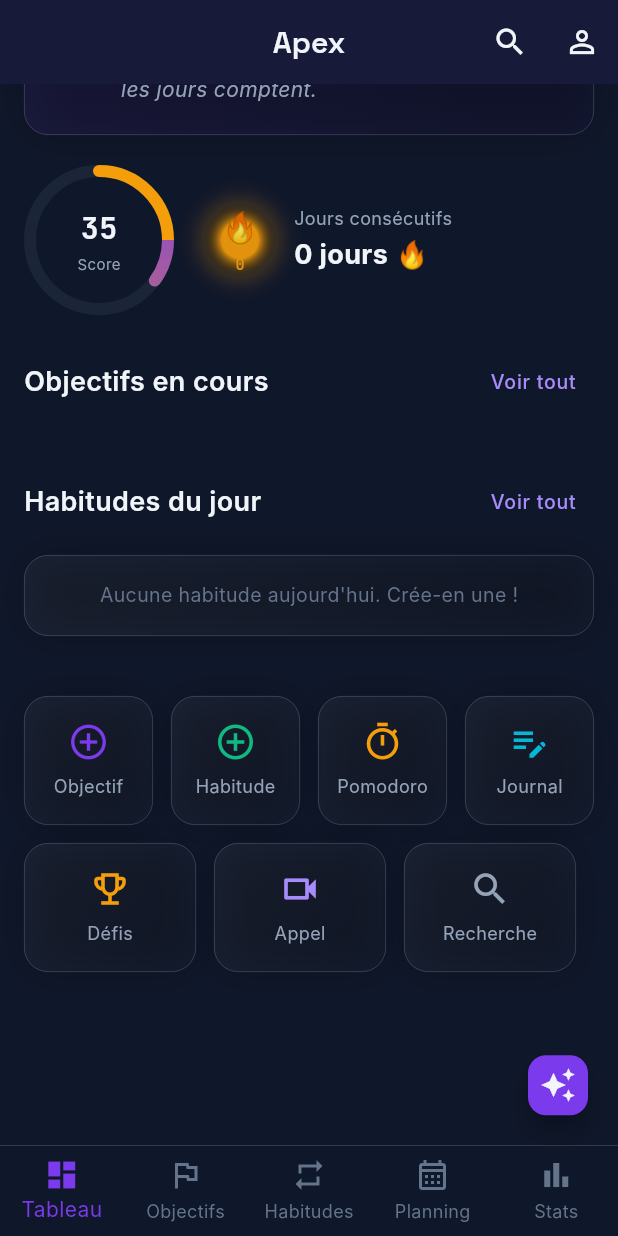
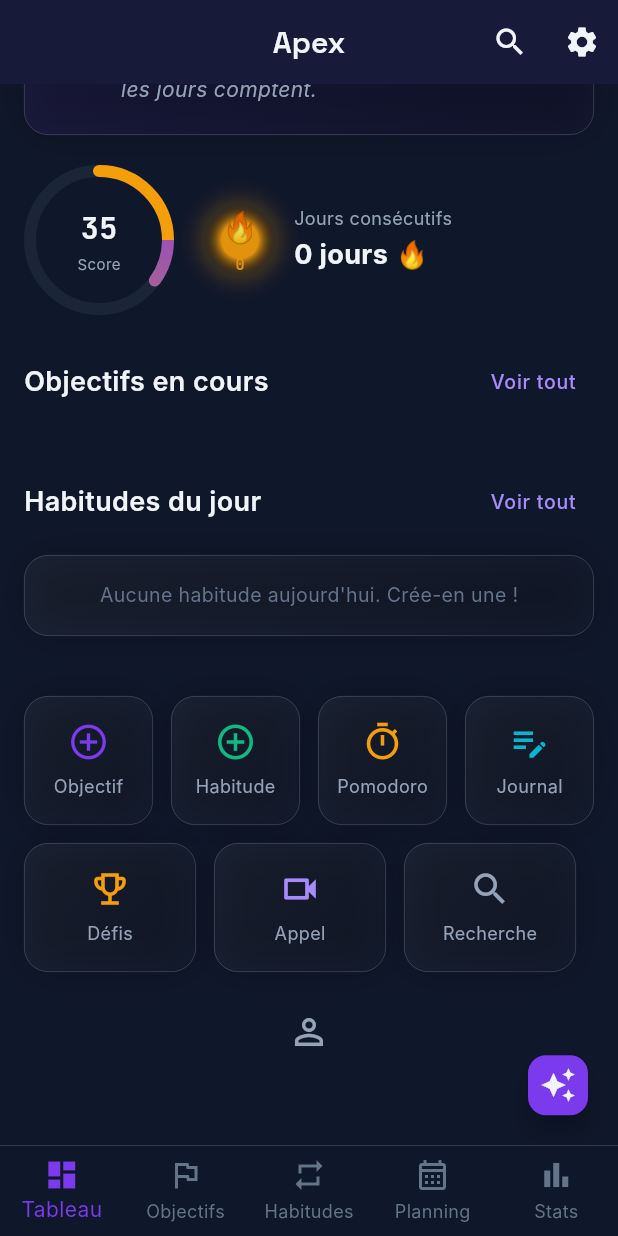
Before and after one commit to grandelagbanou28-gif/taDiscipline, a Flutter app: the DashboardScreen screen opened by its route, scrolled down 145 dp, on a phone screen of 412 x 824 dp. Run offline on Flutter 3.47's test engine with Material 3 defaults, Android fonts, the phone set to English and light mode, and no system bars; our stand-ins replace confetti, fl_chart, flutter_local_notifications, flutter_riverpod, go_router, image_picker and 4 more; missing offline and left inert: encrypt, jitsi_meet_flutter_sdk; accounts and stored records are empty; generated files the repository leaves out were written again; Roboto replaces fonts that are missing (Inter).

Commit message:
feat: add settings icon to dashboard appbar, move user icon to bottom

```diff
--- a/taDiscipline/lib/features/dashboard/screens/dashboard_screen.dart
+++ b/taDiscipline/lib/features/dashboard/screens/dashboard_screen.dart
@@ -31,7 +31,7 @@ class DashboardScreen extends ConsumerWidget {
             onPressed: () => context.push('/search'),
           ),
           IconButton(
-            icon: const Icon(Icons.person_outline),
+            icon: const Icon(Icons.settings),
             onPressed: () => context.push('/settings'),
           ),
         ],
@@ -88,7 +88,16 @@ class DashboardScreen extends ConsumerWidget {
                 _NextDeadlineCard(deadline: data.nextDeadline),
                 const SizedBox(height: 20),
                 _QuickActionsRow(),
-                const SizedBox(height: 100),
+                const SizedBox(height: 16),
+                Center(
+                  child: IconButton(
+                    icon: const Icon(Icons.person_outline),
+                    iconSize: 28,
+                    color: AppColors.textSecondary,
+                    onPressed: () => context.push('/settings'),
+                  ),
+                ),
+                const SizedBox(height: 80),
               ],
             ),
           );
```
